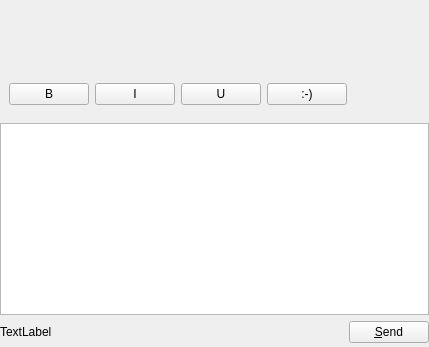
First picture: the form in lib/chatwindow.ui, repository KDE/ktp-text-ui, before the edit.
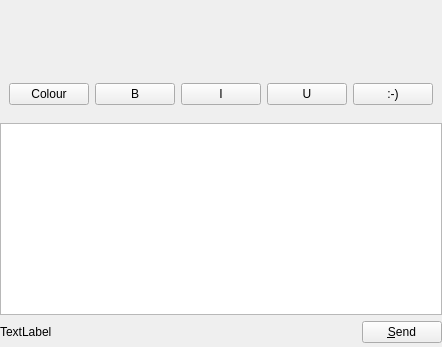
Second picture: the form after the edit. Custom widgets are drawn as their Qt base class.

Commit message: Add a select text colour button to the format toolbar.

Patch:
```diff
--- a/lib/chatwindow.ui
+++ b/lib/chatwindow.ui
@@ -38,6 +38,16 @@
       <property name="bottomMargin">
        <number>0</number>
       </property>
+      <item>
+       <widget class="QPushButton" name="formatColor">
+        <property name="focusPolicy">
+         <enum>Qt::NoFocus</enum>
+        </property>
+        <property name="text">
+         <string notr="true">Colour</string>
+        </property>
+       </widget>
+      </item>
       <item>
        <widget class="QPushButton" name="formatBold">
         <property name="focusPolicy">
```
The commit also changes 2 other files.
